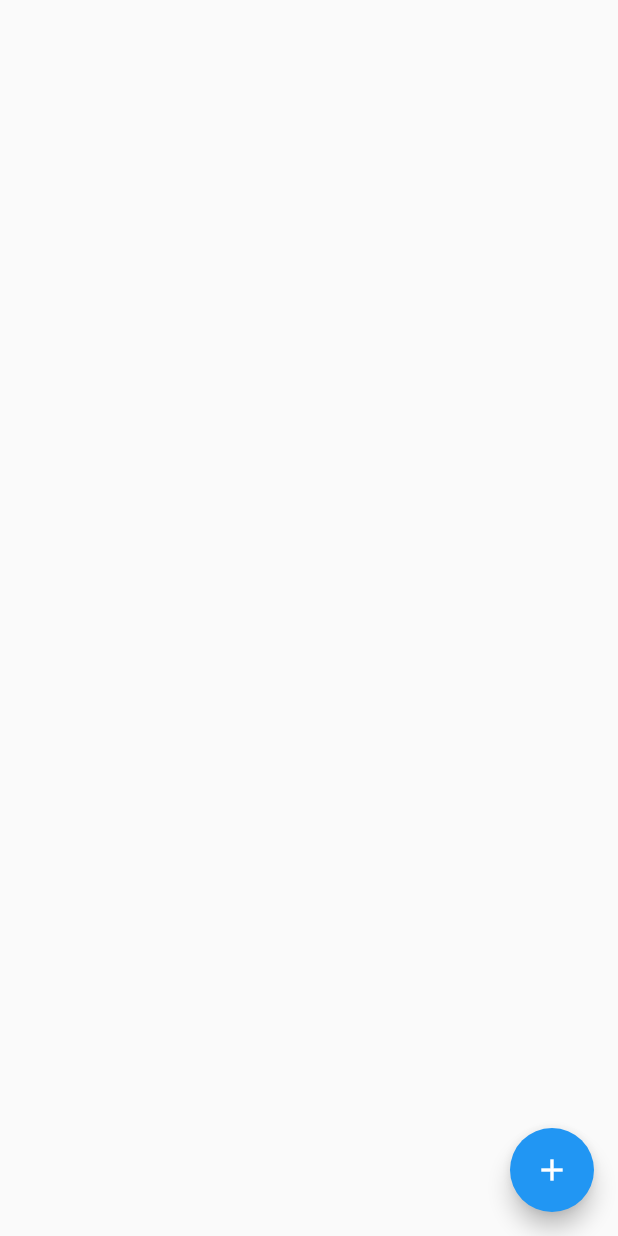
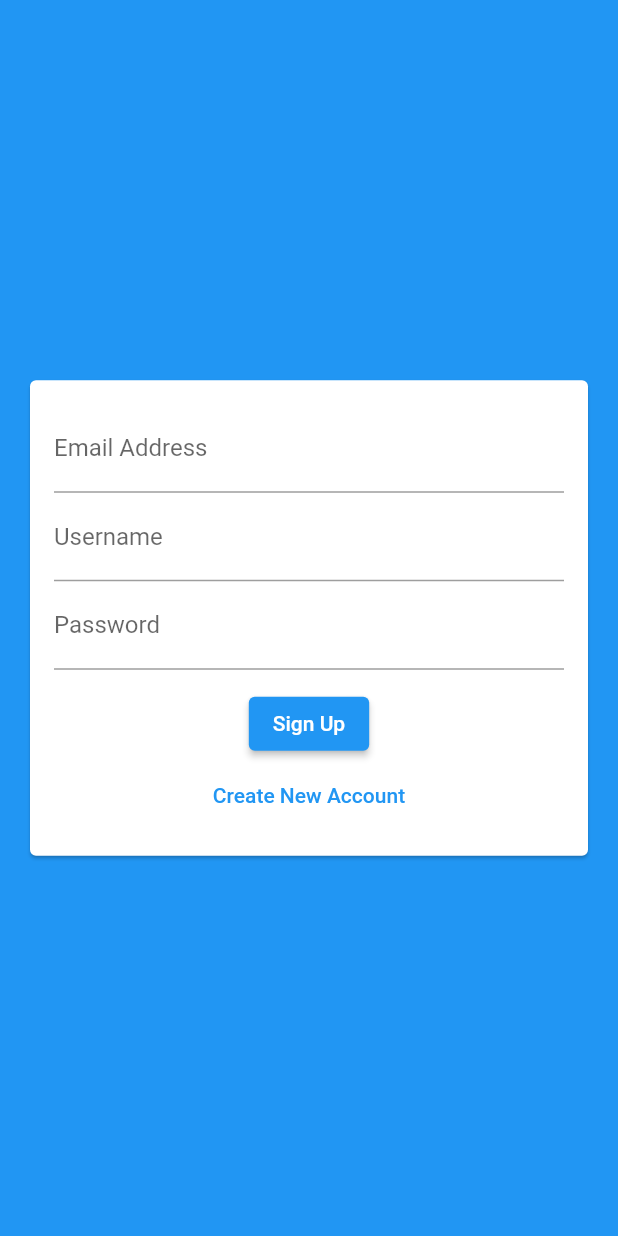
Before and after one commit to Ekojode/kide_chat_app, a Flutter app: the screen it shows after launch, on a phone screen of 412 x 824 dp. Run offline on Flutter 3.47's test engine with Material 2 defaults, Android fonts, the phone set to English and light mode, and no system bars; our stand-ins replace cloud_firestore, firebase_core; accounts and stored records are empty.

Commit message:
Auth Screen UI setup

```diff
--- a/lib/main.dart
+++ b/lib/main.dart
@@ -1,6 +1,7 @@
 import 'package:firebase_core/firebase_core.dart';
 import 'package:flutter/material.dart';
-import './screens/chat_screen.dart';
+import './screens/auth_screen.dart';
+//import './screens/chat_screen.dart';
 
 void main() async {
   WidgetsFlutterBinding.ensureInitialized();
@@ -20,7 +21,7 @@ class MyApp extends StatelessWidget {
       theme: ThemeData(
         primarySwatch: Colors.blue,
       ),
-      home: const ChatScreen(),
+      home: const AuthScreen(),
     );
   }
 }
--- a/lib/screens/auth_screen.dart
+++ b/lib/screens/auth_screen.dart
@@ -0,0 +1,20 @@
+import 'package:flutter/material.dart';
+
+import '../widgets/auth/auth_form.dart';
+
+class AuthScreen extends StatefulWidget {
+  const AuthScreen({Key? key}) : super(key: key);
+
+  @override
+  State<AuthScreen> createState() => _AuthScreenState();
+}
+
+class _AuthScreenState extends State<AuthScreen> {
+  @override
+  Widget build(BuildContext context) {
+    return Scaffold(
+      backgroundColor: Theme.of(context).primaryColor,
+      body: const AuthForm(),
+    );
+  }
+}
--- /dev/null
+++ b/lib/widgets/auth/auth_form.dart
@@ -0,0 +1,54 @@
+import 'package:flutter/material.dart';
+
+class AuthForm extends StatefulWidget {
+  const AuthForm({Key? key}) : super(key: key);
+
+  @override
+  State<AuthForm> createState() => _AuthFormState();
+}
+
+class _AuthFormState extends State<AuthForm> {
+  @override
+  Widget build(BuildContext context) {
+    final formKey = GlobalKey<FormState>();
+    return Center(
+      child: Card(
+        margin: const EdgeInsets.all(20),
+        child: SingleChildScrollView(
+          child: Padding(
+            padding: const EdgeInsets.all(16),
+            child: Form(
+              key: formKey,
+              child: Column(
+                mainAxisSize: MainAxisSize.min,
+                children: [
+                  TextFormField(
+                    keyboardType: TextInputType.emailAddress,
+                    decoration:
+                        const InputDecoration(labelText: "Email Address"),
+                  ),
+                  TextFormField(
+                    decoration: const InputDecoration(labelText: "Username"),
+                  ),
+                  TextFormField(
+                    decoration: const InputDecoration(labelText: "Password"),
+                    obscureText: true,
+                  ),
+                  const SizedBox(height: 12),
+                  ElevatedButton(
+                    onPressed: () {},
+                    child: const Text("Sign Up"),
+                  ),
+                  TextButton(
+                    onPressed: () {},
+                    child: const Text("Create New Account"),
+                  )
+                ],
+              ),
+            ),
+          ),
+        ),
+      ),
+    );
+  }
+}
```
